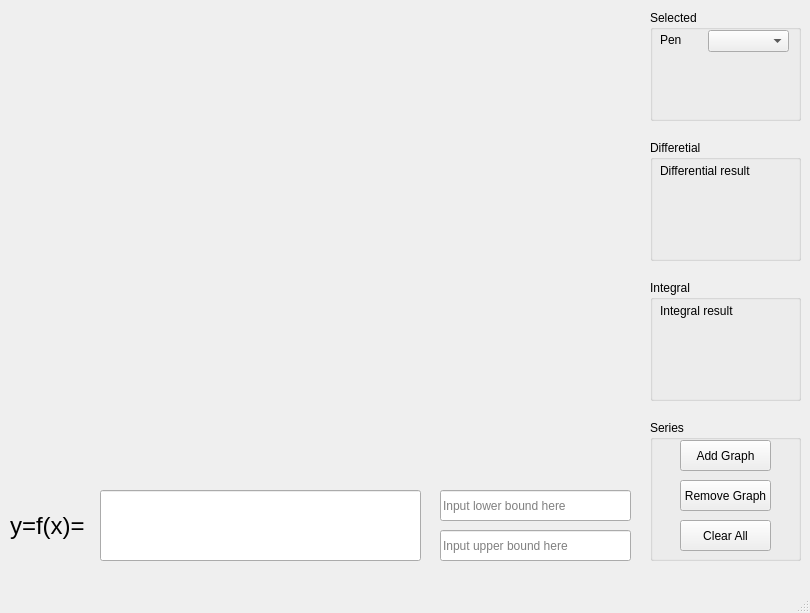
Qt-MVC-MVVM/MiniGrapher, file View/mainwindow.ui: the form before one commit.
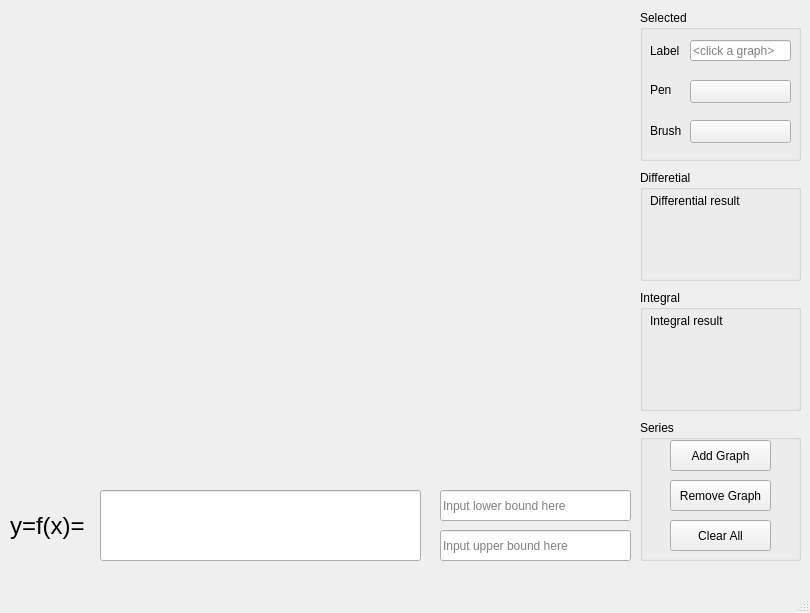
The form after the commit. Custom widgets are drawn as their Qt base class.

Commit message: Add pen and brush function

Diff of the .ui file:
```diff
--- a/View/mainwindow.ui
+++ b/View/mainwindow.ui
@@ -17,30 +17,20 @@
    <widget class="QGroupBox" name="SelectedBox">
     <property name="geometry">
      <rect>
-      <x>650</x>
+      <x>640</x>
       <y>10</y>
-      <width>151</width>
-      <height>111</height>
+      <width>161</width>
+      <height>151</height>
      </rect>
     </property>
     <property name="title">
      <string>Selected</string>
     </property>
-    <widget class="QComboBox" name="comboBox">
-     <property name="geometry">
-      <rect>
-       <x>58</x>
-       <y>20</y>
-       <width>81</width>
-       <height>22</height>
-      </rect>
-     </property>
-    </widget>
-    <widget class="QLabel" name="label_4">
+    <widget class="QLabel" name="PenLabel">
      <property name="geometry">
       <rect>
        <x>10</x>
-       <y>20</y>
+       <y>70</y>
        <width>31</width>
        <height>20</height>
       </rect>
@@ -49,6 +39,77 @@
       <string>Pen</string>
      </property>
     </widget>
+    <widget class="QPushButton" name="m_pen">
+     <property name="geometry">
+      <rect>
+       <x>50</x>
+       <y>70</y>
+       <width>101</width>
+       <height>23</height>
+      </rect>
+     </property>
+     <property name="text">
+      <string/>
+     </property>
+    </widget>
+    <widget class="QLabel" name="PenLabel_2">
+     <property name="geometry">
+      <rect>
+       <x>10</x>
+       <y>110</y>
+       <width>31</width>
+       <height>21</height>
+      </rect>
+     </property>
+     <property name="text">
+      <string>Brush</string>
+     </property>
+    </widget>
+    <widget class="QPushButton" name="m_brush">
+     <property name="geometry">
+      <rect>
+       <x>50</x>
+       <y>110</y>
+       <width>101</width>
+       <height>23</height>
+      </rect>
+     </property>
+     <property name="text">
+      <string/>
+     </property>
+    </widget>
+    <widget class="QLineEdit" name="m_graphName">
+     <property name="geometry">
+      <rect>
+       <x>50</x>
+       <y>30</y>
+       <width>101</width>
+       <height>21</height>
+      </rect>
+     </property>
+     <property name="dragEnabled">
+      <bool>false</bool>
+     </property>
+     <property name="readOnly">
+      <bool>false</bool>
+     </property>
+     <property name="placeholderText">
+      <string>&lt;click a graph&gt;</string>
+     </property>
+    </widget>
+    <widget class="QLabel" name="label_2">
+     <property name="geometry">
+      <rect>
+       <x>10</x>
+       <y>30</y>
+       <width>31</width>
+       <height>21</height>
+      </rect>
+     </property>
+     <property name="text">
+      <string>Label</string>
+     </property>
+    </widget>
    </widget>
    <widget class="QCustomPlot" name="CustomPlot" native="true">
     <property name="geometry">
@@ -79,9 +140,9 @@
    <widget class="QGroupBox" name="SeriesBox">
     <property name="geometry">
      <rect>
-      <x>650</x>
+      <x>640</x>
       <y>420</y>
-      <width>151</width>
+      <width>161</width>
       <height>141</height>
      </rect>
     </property>
@@ -93,7 +154,7 @@
       <rect>
        <x>30</x>
        <y>20</y>
-       <width>91</width>
+       <width>101</width>
        <height>31</height>
       </rect>
      </property>
@@ -106,7 +167,7 @@
       <rect>
        <x>30</x>
        <y>60</y>
-       <width>91</width>
+       <width>101</width>
        <height>31</height>
       </rect>
      </property>
@@ -119,7 +180,7 @@
       <rect>
        <x>30</x>
        <y>100</y>
-       <width>91</width>
+       <width>101</width>
        <height>31</height>
       </rect>
      </property>
@@ -131,16 +192,16 @@
    <widget class="QGroupBox" name="groupBox">
     <property name="geometry">
      <rect>
-      <x>650</x>
-      <y>140</y>
-      <width>151</width>
-      <height>121</height>
+      <x>640</x>
+      <y>170</y>
+      <width>161</width>
+      <height>111</height>
      </rect>
     </property>
     <property name="title">
      <string>Differetial</string>
     </property>
-    <widget class="QLabel" name="label_2">
+    <widget class="QLabel" name="DiffResultLabel">
      <property name="geometry">
       <rect>
        <x>10</x>
@@ -158,7 +219,7 @@
       <rect>
        <x>10</x>
        <y>40</y>
-       <width>131</width>
+       <width>141</width>
        <height>61</height>
       </rect>
      </property>
@@ -214,9 +275,9 @@
    <widget class="QGroupBox" name="groupBox_2">
     <property name="geometry">
      <rect>
-      <x>650</x>
-      <y>280</y>
-      <width>151</width>
+      <x>640</x>
+      <y>290</y>
+      <width>161</width>
       <height>121</height>
      </rect>
     </property>
@@ -228,7 +289,7 @@
       <rect>
        <x>10</x>
        <y>40</y>
-       <width>131</width>
+       <width>141</width>
        <height>61</height>
       </rect>
      </property>
```
Left out of the diff: 8 changed lines with no effect on the pictures. The commit also changes 7 other files.
